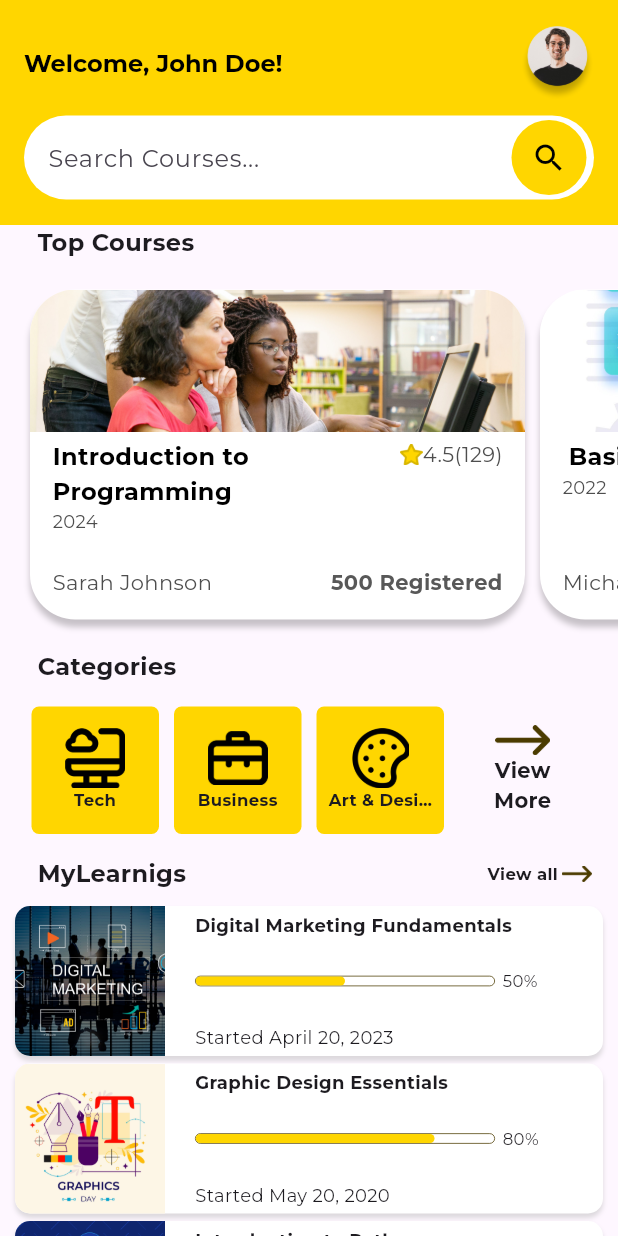
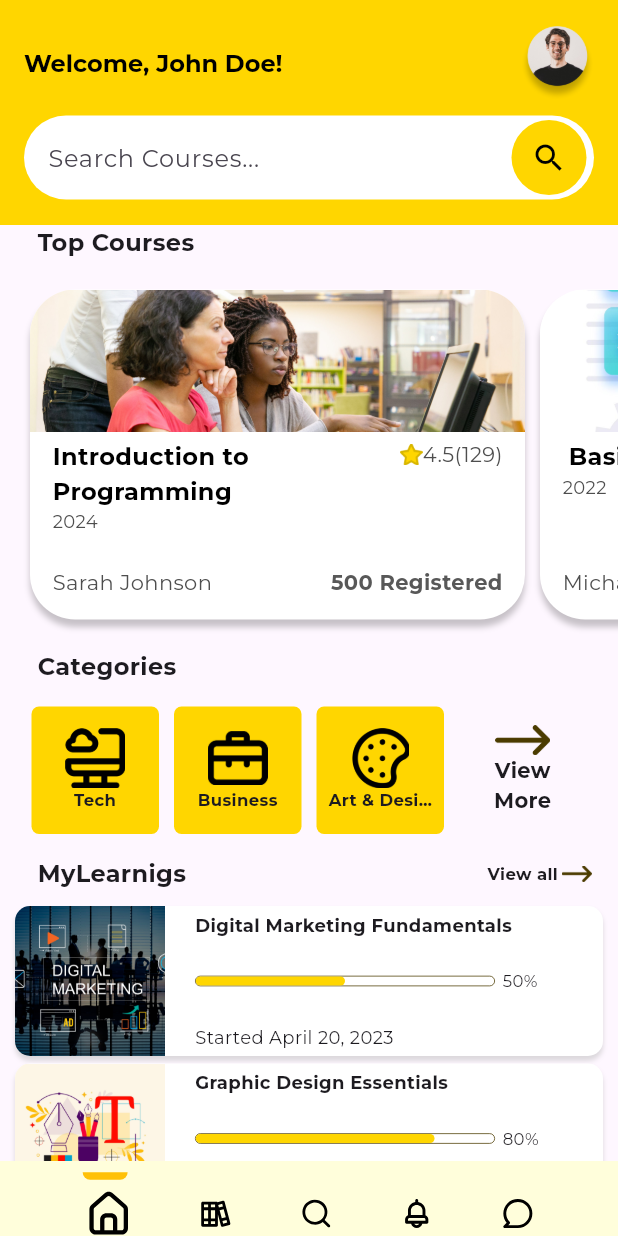
Before and after one commit to lati-tibabu/uni_pace, a Flutter app: the HomeScreen screen opened directly, on a phone screen of 412 x 824 dp. Run offline on Flutter 3.47's test engine with Material 3 defaults, Android fonts, the phone set to English and light mode, and no system bars; our stand-ins replace flutter_svg, google_fonts.

Commit message:
update check

```diff
--- /dev/null
+++ b/lib/components/icon.dart
@@ -0,0 +1,23 @@
+import 'package:flutter/material.dart';
+import 'package:flutter_svg/svg.dart';
+
+class UIcon extends StatelessWidget {
+  final double iconWidth;
+  final double iconHeight;
+  final String iconName;
+  const UIcon({
+    Key? key,
+    required this.iconWidth,
+    required this.iconHeight,
+    required this.iconName,
+  }) : super(key: key);
+
+  @override
+  Widget build(BuildContext context) {
+    return Container(
+      width: iconWidth,
+      height: iconHeight,
+      child: SvgPicture.asset("assets/icons/$iconName"),
+    );
+  }
+}
--- a/lib/screens/home_screen.dart
+++ b/lib/screens/home_screen.dart
@@ -1,6 +1,9 @@
 import 'package:flutter/material.dart';
+import 'package:flutter/widgets.dart';
+import 'package:flutter_svg/svg.dart';
 import 'package:google_fonts/google_fonts.dart';
 import 'package:uni_pace/components/categoriescard.dart';
+import 'package:uni_pace/components/icon.dart';
 import 'package:uni_pace/components/mylearningcard.dart';
 import 'package:uni_pace/components/progressbar.dart';
 import 'package:uni_pace/components/textfield.dart';
@@ -342,6 +345,130 @@ class HomeScreen extends StatelessWidget {
           ],
         ),
       ),
+      bottomNavigationBar: Container(
+        height: 50,
+        color: Color(0xFFFFFEDB),
+        child: Container(
+          margin: EdgeInsets.only(left: 50, right: 50),
+          // color: Colors.red,
+          child: Column(
+            children: [
+              Row(
+                mainAxisAlignment: MainAxisAlignment.spaceAround,
+                children: [
+                  Container(
+                    width: 30,
+                    height: 5,
+                    decoration: const BoxDecoration(
+                        color: Colors.amber,
+                        borderRadius: BorderRadius.only(
+                          bottomLeft: Radius.circular(5),
+                          bottomRight: Radius.circular(5),
+                        )),
+                  ),
+                  const SizedBox(
+                    width: 20,
+                  ),
+                  Container(
+                    width: 20,
+                    height: 20,
+                    decoration: const BoxDecoration(
+                        color: Colors.transparent,
+                        borderRadius: BorderRadius.only(
+                          bottomLeft: Radius.circular(5),
+                          bottomRight: Radius.circular(5),
+                        )),
+                  ),
+                  const SizedBox(
+                    width: 20,
+                  ),
+                  Container(
+                    width: 20,
+                    height: 20,
+                    decoration: const BoxDecoration(
+                        color: Colors.transparent,
+                        borderRadius: BorderRadius.only(
+                          bottomLeft: Radius.circular(5),
+                          bottomRight: Radius.circular(5),
+                        )),
+                  ),
+                  const SizedBox(
+                    width: 20,
+                  ),
+                  Container(
+                    width: 20,
+                    height: 20,
+                    decoration: const BoxDecoration(
+                        color: Colors.transparent,
+                        borderRadius: BorderRadius.only(
+                          bottomLeft: Radius.circular(5),
+                          bottomRight: Radius.circular(5),
+                        )),
+                  ),
+                  const SizedBox(
+                    width: 20,
+                  ),
+                  Container(
+                    width: 20,
+                    height: 20,
+                    decoration: const BoxDecoration(
+                        color: Colors.transparent,
+                        borderRadius: BorderRadius.only(
+                          bottomLeft: Radius.circular(5),
+                          bottomRight: Radius.circular(5),
+                        )),
+                  ),
+                  const SizedBox(
+                    width: 20,
+                  ),
+                ],
+              ),
+              const Row(
+                mainAxisAlignment: MainAxisAlignment.spaceAround,
+                children: [
+                  UIcon(
+                    iconWidth: 30,
+                    iconHeight: 30,
+                    iconName: "Vectorhome.svg",
+                  ),
+                  SizedBox(
+                    width: 20,
+                  ),
+                  UIcon(
+                    iconWidth: 20,
+                    iconHeight: 20,
+                    iconName: "Vectorbooks.svg",
+                  ),
+                  SizedBox(
+                    width: 20,
+                  ),
+                  UIcon(
+                    iconWidth: 20,
+                    iconHeight: 20,
+                    iconName: "Vectorlens.svg",
+                  ),
+                  SizedBox(
+                    width: 20,
+                  ),
+                  UIcon(
+                    iconWidth: 20,
+                    iconHeight: 20,
+                    iconName: "Vectorbell.svg",
+                  ),
+                  SizedBox(
+                    width: 20,
+                  ),
+                  UIcon(
+                    iconWidth: 20,
+                    iconHeight: 20,
+                    iconName: "Vectorcomment.svg",
+                  ),
+                ],
+              ),
+            ],
+          ),
+        ),
+      ),
     );
   }
 }
```
Also changed, not shown: assets/icons/Vectorbell.svg (added), assets/icons/Vectorbooks.svg (added), assets/icons/Vectorcomment.svg (added), assets/icons/Vectorhome.svg (added), assets/icons/Vectorlens.svg (added), assets/icons/bell.svg (added), assets/icons/books.svg (added), assets/icons/comment.svg (added), assets/icons/lens.svg (added).
